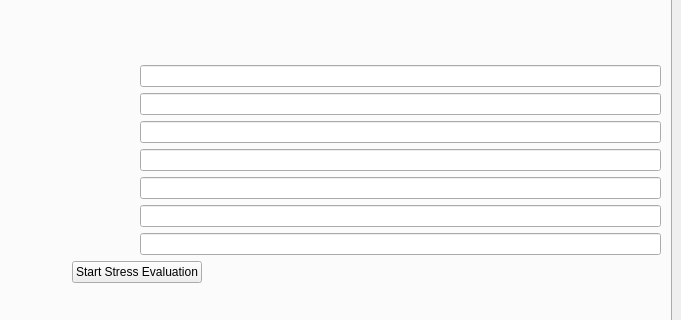
This is StressEvaluationApp/mainwindow.ui in rmcnabb8557/StressEvaluationApp as Qt 5 draws it before an edit; both pictures show x 407 to 1088 and y 173 to 493 of the 1088 by 675 pixel window. The edited form follows.
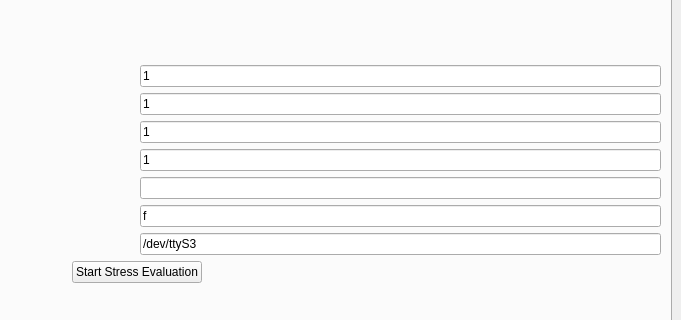
This is the edited form. The open tabs and pages were chosen to show the change. Icons and pictures are not drawn. Custom widgets are drawn as their Qt base class.

What changed in the file:
```diff
--- a/StressEvaluationApp/mainwindow.ui
+++ b/StressEvaluationApp/mainwindow.ui
@@ -204,6 +204,9 @@
                     <verstretch>0</verstretch>
                    </sizepolicy>
                   </property>
+                  <property name="text">
+                   <string>1</string>
+                  </property>
                  </widget>
                 </item>
                </layout>
@@ -225,6 +228,9 @@
                     <verstretch>0</verstretch>
                    </sizepolicy>
                   </property>
+                  <property name="text">
+                   <string>1</string>
+                  </property>
                  </widget>
                 </item>
                </layout>
@@ -247,7 +253,7 @@
                    </sizepolicy>
                   </property>
                   <property name="text">
-                   <string/>
+                   <string>1</string>
                   </property>
                  </widget>
                 </item>
@@ -270,6 +276,9 @@
                     <verstretch>0</verstretch>
                    </sizepolicy>
                   </property>
+                  <property name="text">
+                   <string>1</string>
+                  </property>
                  </widget>
                 </item>
                </layout>
@@ -313,7 +322,7 @@
                    </sizepolicy>
                   </property>
                   <property name="text">
-                   <string/>
+                   <string>f</string>
                   </property>
                  </widget>
                 </item>
@@ -338,7 +347,13 @@
                   <verstretch>0</verstretch>
                  </sizepolicy>
                 </property>
+                <property name="inputMask">
+                 <string/>
+                </property>
                 <property name="text">
+                 <string>/dev/ttyS3</string>
+                </property>
+                <property name="placeholderText">
                  <string/>
                 </property>
                </widget>
```
Left out of the diff: 8 changed lines with no effect on the pictures.
